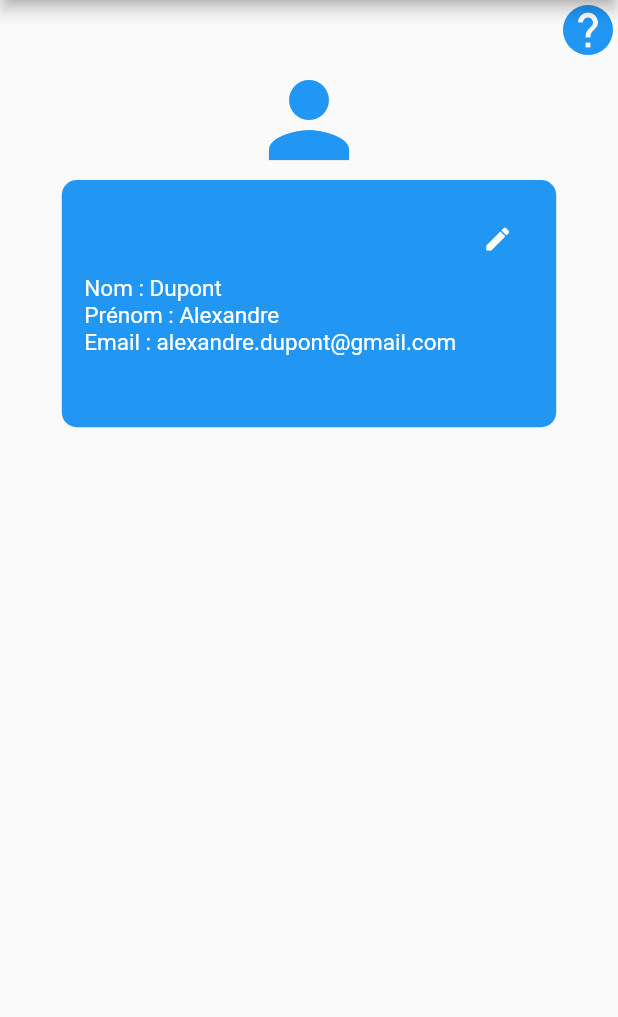
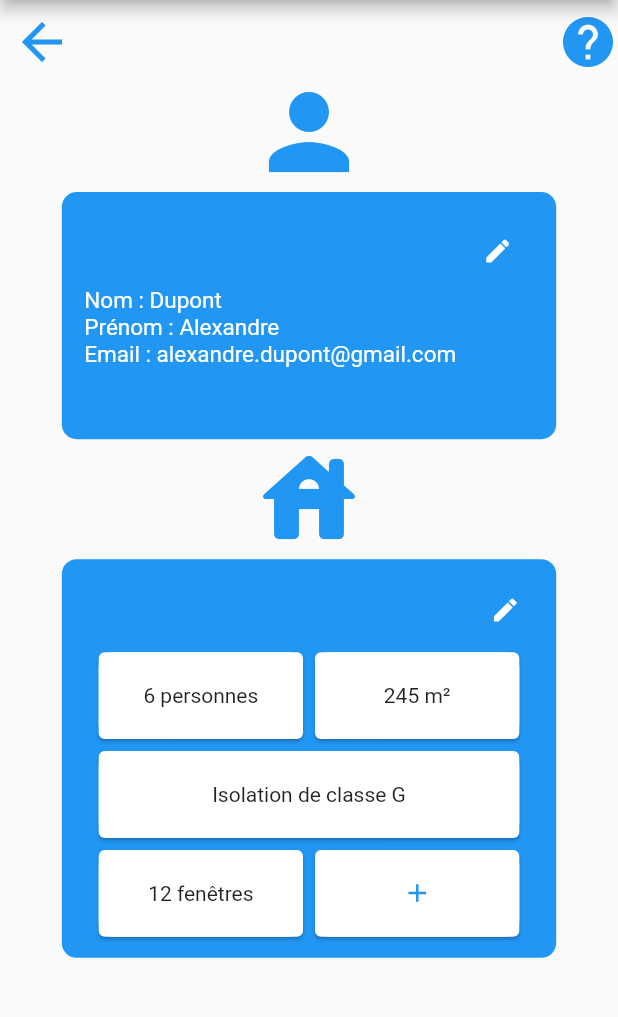
Before and after one commit to Dopey990/GreenBoost, a Flutter app: the SettingsProfilePage screen opened directly, on a phone screen of 412 x 824 dp, the part 84-1101 px from its top. Run offline on Flutter 3.47's test engine with Material 2 defaults, Android fonts, the phone set to English and light mode, and no system bars; our stand-ins replace fl_chart; missing offline and left inert: flutter_titled_container.

Commit message:
settings profile page finish

```diff
--- a/mobile/lib/components/menu.dart
+++ b/mobile/lib/components/menu.dart
@@ -71,7 +71,6 @@ class Menu extends StatelessWidget {
           },
         ),
         ListTile(
-          //icon winner /compost
           leading: const Icon(Icons.star),
           title: const Text('Challenges'),
           onTap: () {
@@ -80,7 +79,6 @@ class Menu extends StatelessWidget {
           },
         ),
         ListTile(
-          //icon contact
           leading: const Icon(Icons.contact_mail),
           title: const Text('Contact'),
           onTap: () {
--- a/mobile/lib/settingsProfilePage.dart
+++ b/mobile/lib/settingsProfilePage.dart
@@ -1,3 +1,4 @@
+import 'package:GreenBoost/profilePage.dart';
 import 'package:flutter/material.dart';
 import '/components/menu.dart';
 
@@ -14,12 +15,19 @@ class SettingsProfilePage extends StatelessWidget {
         child : Column (
           children: <Widget>[
             Row(
-              mainAxisAlignment: MainAxisAlignment.end,
-              children: const <Widget>[
-                Icon(
-                  Icons.help,
-                  color: Colors.blue,
-                  size: 40,
+              //icon of return on the left and help on the right
+              mainAxisAlignment: MainAxisAlignment.spaceBetween,
+              children: <Widget>[
+                //icon button return
+                IconButton(
+                  onPressed: (() => {
+                    Navigator.push(context, MaterialPageRoute(builder: (context) => ProfilePage()),),
+                  }),
+                  icon: const Icon(Icons.arrow_back, color: Colors.blue, size: 40),
+                  ),
+                const IconButton(
+                  onPressed: null,
+                  icon: Icon(Icons.help, color: Colors.blue, size: 40),
                 ),
               ],
             ),
@@ -93,6 +101,129 @@ class SettingsProfilePage extends StatelessWidget {
                 ],
               ),
             ),
+
+            Row(
+              mainAxisAlignment: MainAxisAlignment.center,
+              children: const <Widget>[
+                Icon(
+                  Icons.house_rounded,
+                  color: Colors.blue,
+                  size: 80,
+                ),
+              ],
+            ),
+
+            Container(
+              width: MediaQuery.of(context).size.width * 0.8,
+              padding: const EdgeInsets.only(left: 10.0, right: 10.0, top: 10, bottom: 10),
+              decoration: BoxDecoration(
+                  color: Colors.blue,
+                  borderRadius: BorderRadius.circular(10),
+                ),
+              child: Column(
+                children: <Widget> [
+                  Row(
+                    mainAxisAlignment: MainAxisAlignment.end,
+                    children: const <Widget>[
+                      IconButton(
+                        onPressed: null,
+                        icon: Icon(Icons.edit, color: Colors.white, size: 20),
+                        )
+                    ],
+                  ),
+
+                  Row(
+                    mainAxisAlignment: MainAxisAlignment.center,
+                    children: <Widget>[
+                      SizedBox(
+                        width:  MediaQuery.of(context).size.width * 0.35,
+                        height: MediaQuery.of(context).size.height * 0.08,
+                        child: Card(
+                          child: Container(
+                            alignment: Alignment.center,
+                            decoration: BoxDecoration(
+                              color: Colors.white,
+                              borderRadius: BorderRadius.circular(10),
+                            ),
+                            child: const Text("6 personnes"),
+                            ),),),
+
+                      SizedBox(
+                        width:  MediaQuery.of(context).size.width * 0.35,
+                        height: MediaQuery.of(context).size.height * 0.08,
+                        child: Card(
+                          child: Container(
+                            alignment: Alignment.center,
+                            decoration: BoxDecoration(
+                              color: Colors.white,
+                              borderRadius: BorderRadius.circular(10),
+                            ),
+                            child: const Text("245 m²"),
+                            ),),),
+                    ],
+                  ),
+
+                  Row(
+                    mainAxisAlignment: MainAxisAlignment.center,
+                    children: [
+                      SizedBox(
+                        width:  MediaQuery.of(context).size.width * 0.7,
+                        height: MediaQuery.of(context).size.height * 0.08,
+                        child: Card(
+                          child: Container(
+                            alignment: Alignment.center,
+                            decoration: BoxDecoration(
+                              color: Colors.white,
+                              borderRadius: BorderRadius.circular(10),
+                            ),
+                            child: const Text("Isolation de classe G"),
+                            ),),),
+                    ],
+                  ),
+
+                  Row(
+                    mainAxisAlignment: MainAxisAlignment.center,
+                    children: [
+                      SizedBox(
+                        width:  MediaQuery.of(context).size.width * 0.35,
+                        height: MediaQuery.of(context).size.height * 0.08,
+                        child: Card(
+                          child: Container(
+                            alignment: Alignment.center,
+                            decoration: BoxDecoration(
+                              color: Colors.white,
+                              borderRadius: BorderRadius.circular(10),
+                            ),
+                            child: const Text("12 fenêtres"),
+                            ),),),
+                      SizedBox(
+                        width:  MediaQuery.of(context).size.width * 0.35,
+                        height: MediaQuery.of(context).size.height * 0.08,
+                        child: Card(
+                          child: Container(
+                            alignment: Alignment.center,
+                            decoration: BoxDecoration(
+                              color: Colors.white,
+                              borderRadius: BorderRadius.circular(10),
+                            ),
+                            child:
+                              const IconButton(
+                                onPressed: null,
+                                icon: Icon(
+                                  Icons.add,
+                                  color: Colors.blue,
+                                  size: 20),
+                                )
+                              )
+                            ),),
+                    ],
+                  ),
+
+
+                ]),
+
+            ),
+
           ]
 
 
```
